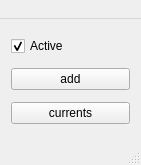
The window that mainwindow.ui (FastMacro/FastMacro) describes before a commit, drawn with Qt 5.
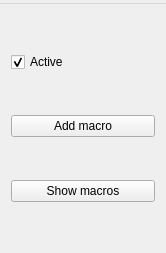
The same window after the commit.

```diff
--- a/mainwindow.ui
+++ b/mainwindow.ui
@@ -6,8 +6,8 @@
    <rect>
     <x>0</x>
     <y>0</y>
-    <width>141</width>
-    <height>165</height>
+    <width>166</width>
+    <height>253</height>
    </rect>
   </property>
   <property name="windowTitle">
@@ -31,7 +31,7 @@
     <item>
      <widget class="QPushButton" name="addButton">
       <property name="text">
-       <string>add</string>
+       <string>Add macro</string>
       </property>
       <property name="iconSize">
        <size>
@@ -44,7 +44,7 @@
     <item>
      <widget class="QPushButton" name="currentButton">
       <property name="text">
-       <string>currents</string>
+       <string>Show macros</string>
       </property>
      </widget>
     </item>
@@ -55,18 +55,17 @@
     <rect>
      <x>0</x>
      <y>0</y>
-     <width>141</width>
-     <height>21</height>
+     <width>166</width>
+     <height>26</height>
     </rect>
    </property>
    <widget class="QMenu" name="menuTest">
     <property name="title">
-     <string> </string>
+     <string/>
     </property>
    </widget>
    <addaction name="menuTest"/>
   </widget>
-  <widget class="QStatusBar" name="statusBar"/>
  </widget>
  <layoutdefault spacing="6" margin="11"/>
  <resources/>
```
Left out of the diff: 2 changed lines with no effect on the pictures.
